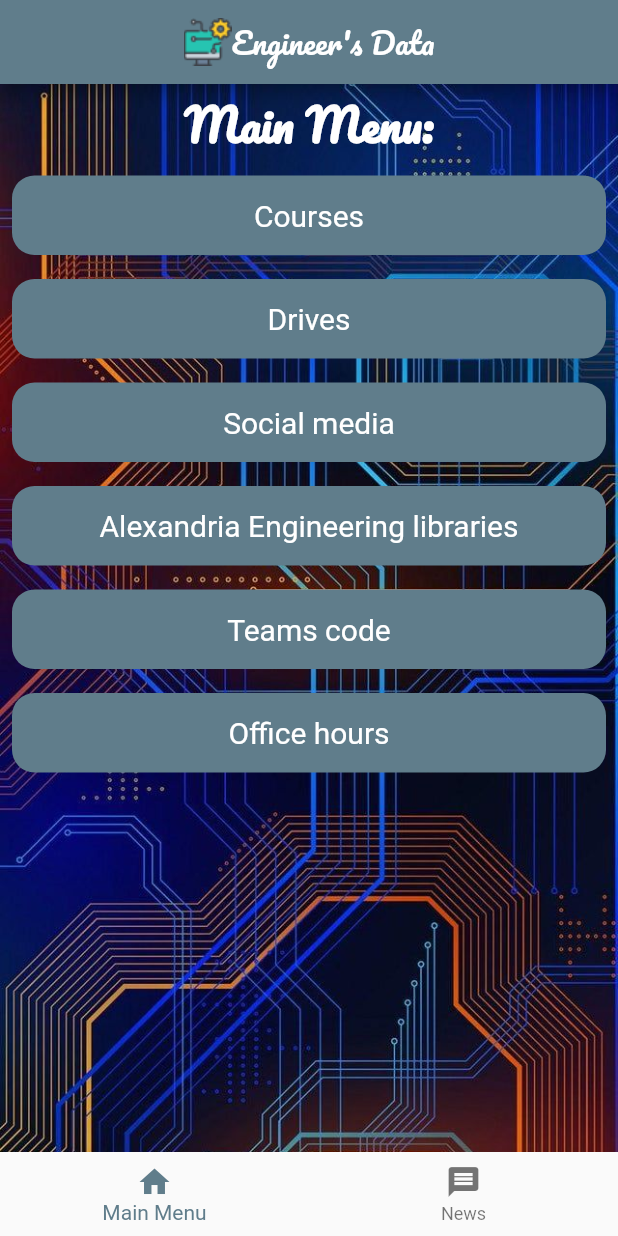
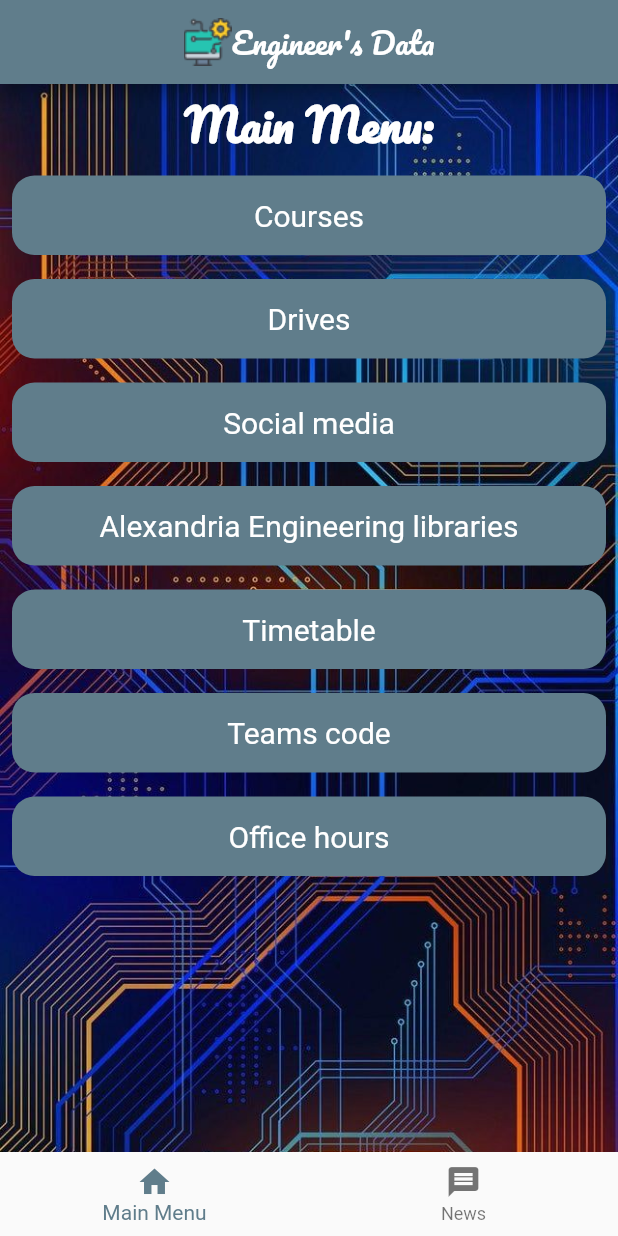
Before and after one commit to mazen-salah/Engineer-s_Data, a Flutter app: the screen it shows after launch, on a phone screen of 412 x 824 dp. Run offline on Flutter 3.47's test engine with Material 2 defaults, Android fonts, the phone set to English and light mode, and no system bars; our stand-ins replace webview_flutter.

Commit message:
fixed #5

```diff
--- a/lib/app_data.dart
+++ b/lib/app_data.dart
@@ -51,6 +51,7 @@ const mainMenuData = [
   Menu(title: 'Drives', navId: 'DrivesPage', url: ''),
   Menu(title: 'Social media', navId: 'SocialMedia', url: ''),
   Menu(title: 'Alexandria Engineering libraries', navId: 'Web', url: 'https://alexenglibraries.blogspot.com/'),
+  Menu(title: 'Timetable', navId: 'Web', url: 'https://drive.google.com/file/d/1cScJ_0BiN_JTz4Fip5g0GMksVF_L-x4j/view?usp=sharing'),
   Menu(title: 'Teams code', navId: 'TeamsCodes', url: ''),
   Menu(title: 'Office hours', navId: 'OfficeHours', url: ''),
 ];
```
